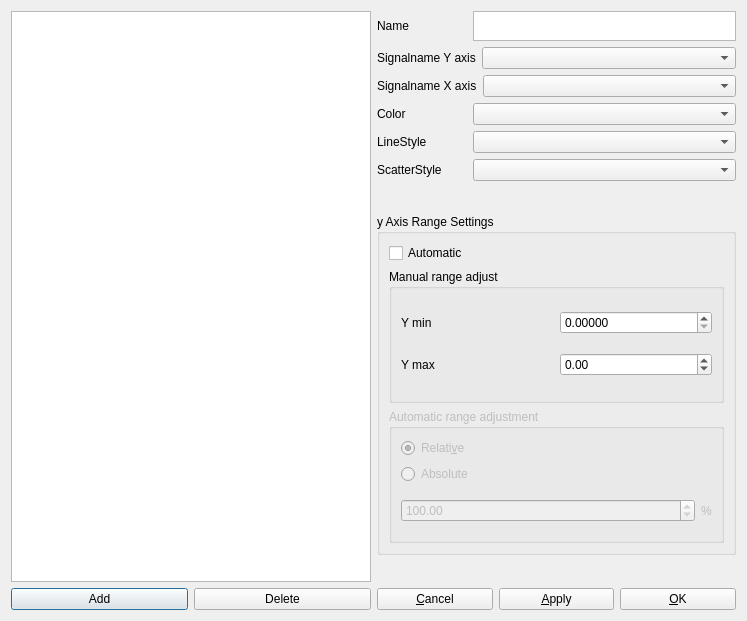
Above: forms/changegraphdialog.ui from potolog/UDPLogger before the change. Below: the same form after it.
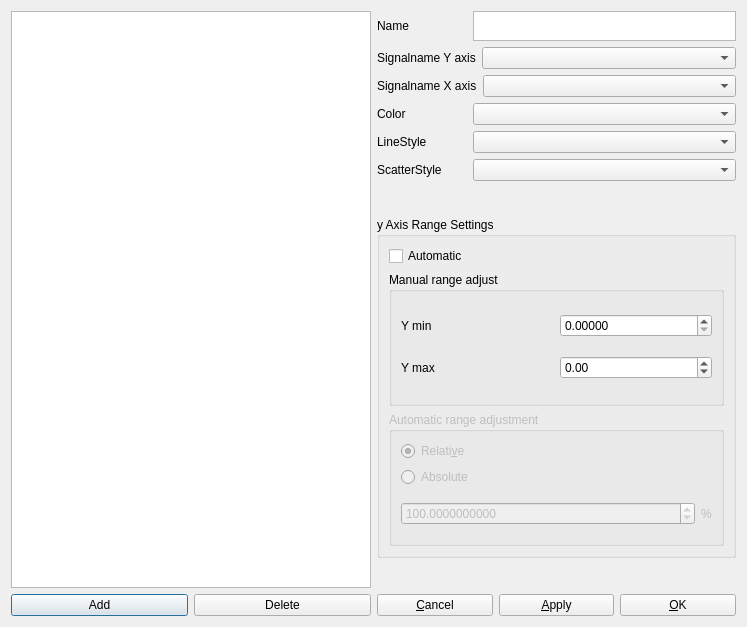
That is the form after the change.

Commit message: change decimals to 10, so there is a higher resolution

```diff
--- a/forms/changegraphdialog.ui
+++ b/forms/changegraphdialog.ui
@@ -7,7 +7,7 @@
     <x>0</x>
     <y>0</y>
     <width>747</width>
-    <height>621</height>
+    <height>627</height>
    </rect>
   </property>
   <property name="windowTitle">
@@ -295,8 +295,11 @@
               <layout class="QHBoxLayout" name="horizontalLayout_9">
                <item>
                 <widget class="QDoubleSpinBox" name="spinbox_range_adjustment">
+                 <property name="decimals">
+                  <number>10</number>
+                 </property>
                  <property name="maximum">
-                  <double>1000.000000000000000</double>
+                  <double>100000000.000000000000000</double>
                  </property>
                  <property name="value">
                   <double>100.000000000000000</double>
```
